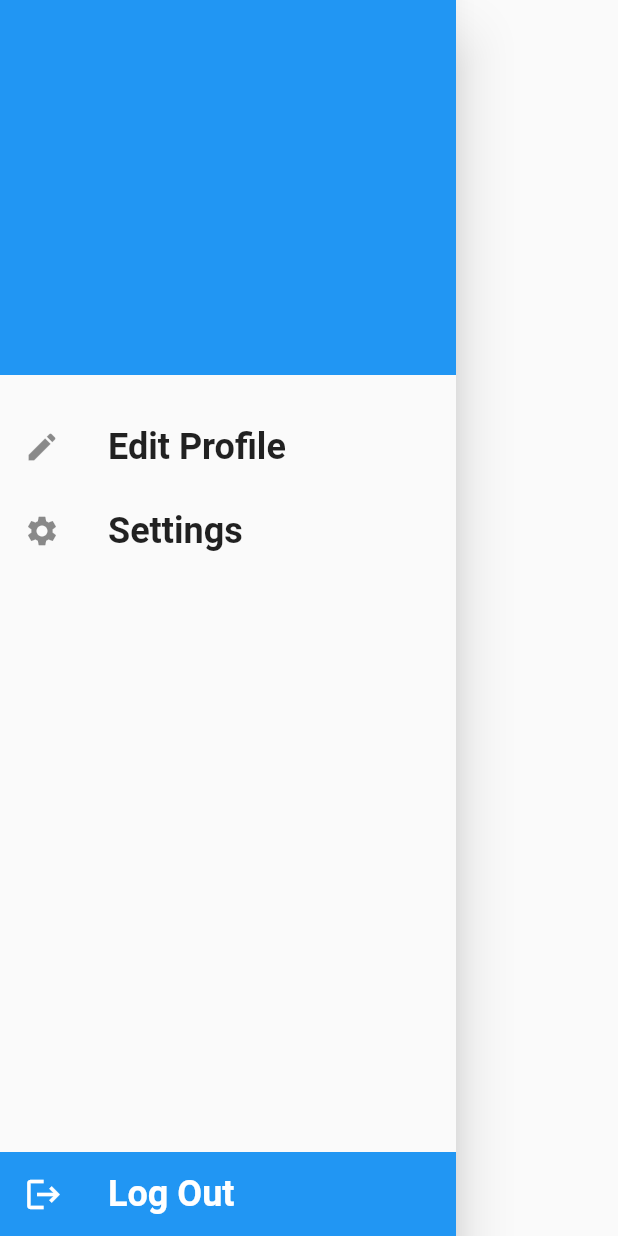
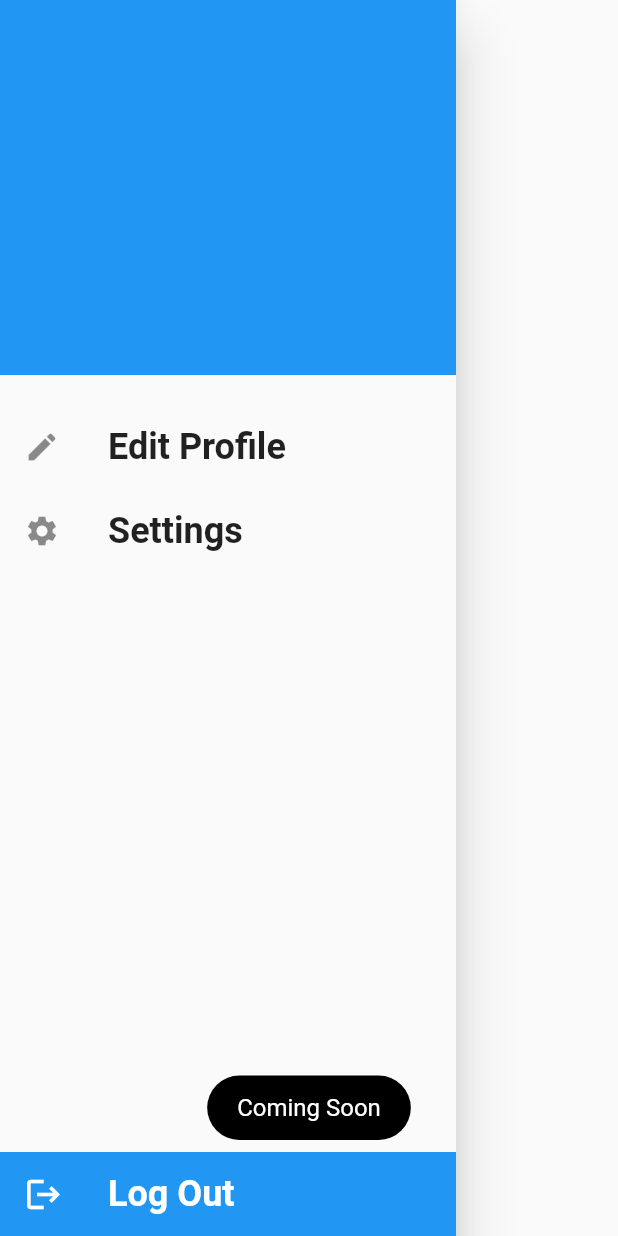
Before and after one commit to Satyajeetsinh/PortfolioFlutterApp, a Flutter app: the MainDrawer widget shown alone on an empty page, opened directly, after a tap on "Settings", on a phone screen of 412 x 824 dp. Run offline on Flutter 3.47's test engine with Material 2 defaults, Android fonts, the phone set to English and light mode, and no system bars; our stand-ins replace cloud_firestore, firebase_auth, firebase_core, firebase_storage, fluttertoast, image_picker; accounts and stored records are empty.

Commit message:
few updates

```diff
--- a/lib/widgets/main_drawer.dart
+++ b/lib/widgets/main_drawer.dart
@@ -1,6 +1,7 @@
 import 'package:cloud_firestore/cloud_firestore.dart';
 import 'package:flutter/material.dart';
 import 'package:firebase_auth/firebase_auth.dart';
+import 'package:fluttertoast/fluttertoast.dart';
 
 import '../screens/edit_profile.dart';
 
@@ -117,7 +118,17 @@ class _MainDrawerState extends State<MainDrawer> {
                         fontWeight: FontWeight.bold,
                       ),
                     ),
-                    onTap: () {},
+                    onTap: () {
+                      Fluttertoast.showToast(
+                        msg: 'Coming Soon',
+                        toastLength: Toast.LENGTH_LONG,
+                        gravity: ToastGravity.SNACKBAR,
+                        timeInSecForIosWeb: 1,
+                        backgroundColor: Colors.black,
+                        textColor: Colors.white,
+                        fontSize: 16,
+                      );
+                    },
                   ),
                 ],
               ),
```
Also changed, not shown: lib/screens/edit_profile.dart (+12 -26 lines).
